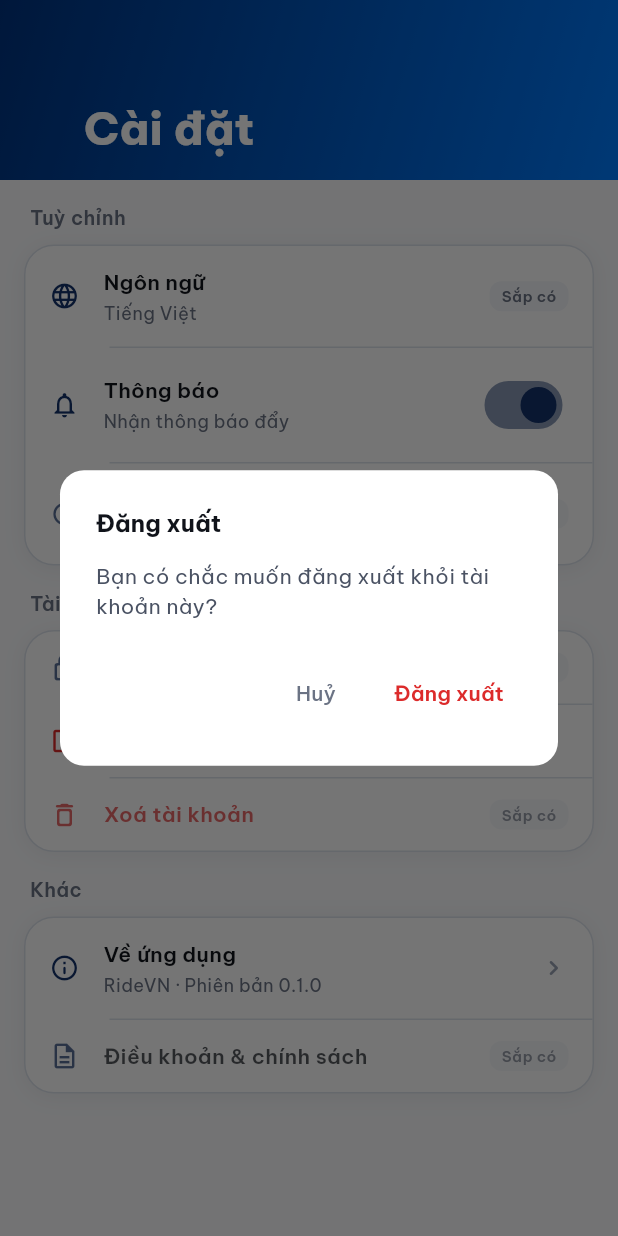
After one commit to minhtit-fpt/car_rental_app, a Flutter app: the SettingsScreen screen opened by its route, after a tap on "Đăng xuất", on a phone screen of 412 x 824 dp. The commit adds this screen. Run offline on Flutter 3.47's test engine with Material 3 defaults, Android fonts, the phone set to English and light mode, and no system bars; our stand-ins replace dio, drift, flutter_bloc, flutter_secure_storage, get_it, go_router and 3 more; missing offline and left inert: flutter_inappwebview; accounts and stored records are empty; generated files the repository leaves out were written again.

Commit message:
feat(settings): add settings screen with gear entry and /settings route
Centralized Settings on the 'Tôi' tab: gradient SliverAppBar, grouped
rows (language, notifications toggle, dark mode, change password,
logout, delete account, about). Real logout (with confirm) synced with
app_shell; unbuilt items show a 'Sắp có' chip instead of dead taps.
Adds shared showComingSoonSnack helper.

```diff
--- a/frontend/lib/core/router/profile_routes.dart
+++ b/frontend/lib/core/router/profile_routes.dart
@@ -1,9 +1,14 @@
 import 'package:go_router/go_router.dart';
 import 'package:frontend/features/profile/presentation/screens/edit_profile_screen.dart';
+import 'package:frontend/features/profile/presentation/screens/settings_screen.dart';
 
 final profileRoutes = [
   GoRoute(
     path: '/profile/edit',
     builder: (context, state) => const EditProfileScreen(),
   ),
+  GoRoute(
+    path: '/settings',
+    builder: (context, state) => const SettingsScreen(),
+  ),
 ];
--- a/frontend/lib/core/shell/app_shell.dart
+++ b/frontend/lib/core/shell/app_shell.dart
@@ -1,5 +1,6 @@
 import 'package:flutter/material.dart';
 import 'package:flutter_bloc/flutter_bloc.dart';
+import 'package:go_router/go_router.dart';
 import 'package:frontend/core/theme/app_colors.dart';
 import 'package:frontend/features/auth/presentation/cubit/auth_cubit.dart';
 import 'package:frontend/features/booking/presentation/screens/my_trips_screen.dart';
@@ -123,6 +124,14 @@ class _DashboardSelectorScreenState extends State<_DashboardSelectorScreen> {
         ),
         actions: [
           IconButton(
+            tooltip: 'Cài đặt',
+            icon: const Icon(
+              Icons.settings_outlined,
+              color: AppColors.darkText,
+            ),
+            onPressed: () => context.push('/settings'),
+          ),
+          IconButton(
             tooltip: 'Đăng xuất',
             icon: const Icon(Icons.logout_rounded, color: AppColors.darkText),
             onPressed: () => context.read<AuthCubit>().logout(),
--- /dev/null
+++ b/frontend/lib/features/profile/presentation/screens/settings_screen.dart
@@ -0,0 +1,376 @@
+import 'package:flutter/material.dart';
+import 'package:flutter/services.dart';
+import 'package:flutter_bloc/flutter_bloc.dart';
+import 'package:frontend/core/theme/app_colors.dart';
+import 'package:frontend/features/auth/presentation/cubit/auth_cubit.dart';
+import 'package:frontend/shared/utils/coming_soon.dart';
+
+/// Phiên bản hiển thị ở mục "Về ứng dụng". Đồng bộ thủ công với `pubspec.yaml`
+/// (chưa thêm package_info_plus để tránh dependency mới ở plan này).
+const String _appVersion = '0.1.0';
+
+/// Màn Cài đặt tập trung cho tab "Tôi". Các mục đã có hành vi thật (đăng xuất)
+/// chạy ngay; các mục chờ backend/feature khác hiển thị rõ "Sắp có" thay vì im
+/// lặng.
+class SettingsScreen extends StatefulWidget {
+  const SettingsScreen({super.key});
+
+  @override
+  State<SettingsScreen> createState() => _SettingsScreenState();
+}
+
+class _SettingsScreenState extends State<SettingsScreen> {
+  // Trạng thái cục bộ (chưa lưu BE) — placeholder cho preference thông báo.
+  bool _notificationsEnabled = true;
+
+  Future<void> _confirmLogout() async {
+    final confirmed = await showDialog<bool>(
+      context: context,
+      builder: (dialogContext) => AlertDialog(
+        backgroundColor: AppColors.surface,
+        shape: RoundedRectangleBorder(borderRadius: BorderRadius.circular(16)),
+        title: const Text(
+          'Đăng xuất',
+          style: TextStyle(
+            fontSize: 16,
+            fontWeight: FontWeight.bold,
+            color: AppColors.darkText,
+          ),
+        ),
+        content: const Text(
+          'Bạn có chắc muốn đăng xuất khỏi tài khoản này?',
+          style: TextStyle(fontSize: 14, color: AppColors.secondaryText),
+        ),
+        actions: [
+          TextButton(
+            onPressed: () => Navigator.of(dialogContext).pop(false),
+            child: const Text(
+              'Huỷ',
+              style: TextStyle(color: AppColors.mutedText),
+            ),
+          ),
+          TextButton(
+            onPressed: () => Navigator.of(dialogContext).pop(true),
+            child: const Text(
+              'Đăng xuất',
+              style: TextStyle(
+                color: AppColors.danger,
+                fontWeight: FontWeight.w600,
+              ),
+            ),
+          ),
+        ],
+      ),
+    );
+
+    if (confirmed == true && mounted) {
+      // Đồng bộ với logout ở app_shell: router tự redirect về /login khi
+      // AuthCubit phát trạng thái chưa đăng nhập (refreshListenable).
+      context.read<AuthCubit>().logout();
+    }
+  }
+
+  @override
+  Widget build(BuildContext context) {
+    return AnnotatedRegion<SystemUiOverlayStyle>(
+      value: SystemUiOverlayStyle.light,
+      child: Scaffold(
+        backgroundColor: AppColors.background,
+        body: CustomScrollView(
+          slivers: [
+            const _SettingsSliverAppBar(),
+            SliverToBoxAdapter(
+              child: Padding(
+                padding: const EdgeInsets.all(16),
+                child: Column(
+                  crossAxisAlignment: CrossAxisAlignment.start,
+                  children: [
+                    _SettingsSection(
+                      label: 'Tuỳ chỉnh',
+                      rows: [
+                        _SettingsRow(
+                          icon: Icons.language_outlined,
+                          title: 'Ngôn ngữ',
+                          subtitle: 'Tiếng Việt',
+                          trailing: const _ComingSoonChip(),
+                          onTap: () =>
+                              showComingSoonSnack(context, 'Đổi ngôn ngữ'),
+                        ),
+                        _SettingsRow(
+                          icon: Icons.notifications_outlined,
+                          title: 'Thông báo',
+                          subtitle: 'Nhận thông báo đẩy',
+                          trailing: Switch.adaptive(
+                            value: _notificationsEnabled,
+                            activeThumbColor: AppColors.primary,
+                            onChanged: (v) =>
+                                setState(() => _notificationsEnabled = v),
+                          ),
+                        ),
+                        _SettingsRow(
+                          icon: Icons.dark_mode_outlined,
+                          title: 'Giao diện tối',
+                          subtitle: 'Chế độ nền tối',
+                          trailing: const _ComingSoonChip(),
+                          // Disabled: chưa có hạ tầng đổi theme.
+                          onTap: null,
+                        ),
+                      ],
+                    ),
+                    const SizedBox(height: 16),
+                    _SettingsSection(
+                      label: 'Tài khoản',
+                      rows: [
+                        _SettingsRow(
+                          icon: Icons.lock_outline_rounded,
+                          title: 'Đổi mật khẩu',
+                          trailing: const _ComingSoonChip(),
+                          onTap: null,
+                        ),
+                        _SettingsRow(
+                          icon: Icons.logout_rounded,
+                          title: 'Đăng xuất',
+                          danger: true,
+                          onTap: _confirmLogout,
+                        ),
+                        _SettingsRow(
+                          icon: Icons.delete_outline_rounded,
+                          title: 'Xoá tài khoản',
+                          danger: true,
+                          trailing: const _ComingSoonChip(),
+                          onTap: null,
+                        ),
+                      ],
+                    ),
+                    const SizedBox(height: 16),
+                    _SettingsSection(
+                      label: 'Khác',
+                      rows: [
+                        _SettingsRow(
+                          icon: Icons.info_outline_rounded,
+                          title: 'Về ứng dụng',
+                          subtitle: 'RideVN · Phiên bản $_appVersion',
+                          onTap: () => showAboutDialog(
+                            context: context,
+                            applicationName: 'RideVN',
+                            applicationVersion: 'Phiên bản $_appVersion',
+                            applicationLegalese: '© 2026 RideVN',
+                          ),
+                        ),
+                        _SettingsRow(
+                          icon: Icons.description_outlined,
+                          title: 'Điều khoản & chính sách',
+                          trailing: const _ComingSoonChip(),
+                          onTap: null,
+                        ),
+                      ],
+                    ),
+                    const SizedBox(height: 24),
+                  ],
+                ),
+              ),
+            ),
+          ],
+        ),
+      ),
+    );
+  }
+}
+
+// ─────────────────────────────────────────────
+// Sliver App Bar — gradient renter
+// ─────────────────────────────────────────────
+
+class _SettingsSliverAppBar extends StatelessWidget {
+  const _SettingsSliverAppBar();
+
+  @override
+  Widget build(BuildContext context) {
+    return SliverAppBar(
+      pinned: true,
+      expandedHeight: 120,
+      backgroundColor: AppColors.primary,
+      foregroundColor: Colors.white,
+      surfaceTintColor: Colors.transparent,
+      systemOverlayStyle: SystemUiOverlayStyle.light,
+      flexibleSpace: FlexibleSpaceBar(
+        titlePadding: const EdgeInsetsDirectional.only(start: 56, bottom: 16),
+        title: const Text(
+          'Cài đặt',
+          style: TextStyle(
+            color: Colors.white,
+            fontSize: 20,
+            fontWeight: FontWeight.w800,
+          ),
+        ),
+        background: const DecoratedBox(
+          decoration: BoxDecoration(gradient: AppColors.renterHeaderGradient),
+        ),
+      ),
+    );
+  }
+}
+
+// ─────────────────────────────────────────────
+// Section card
+// ─────────────────────────────────────────────
+
+class _SettingsSection extends StatelessWidget {
+  const _SettingsSection({required this.label, required this.rows});
+
+  final String label;
+  final List<Widget> rows;
+
+  @override
+  Widget build(BuildContext context) {
+    return Column(
+      crossAxisAlignment: CrossAxisAlignment.start,
+      children: [
+        Padding(
+          padding: const EdgeInsets.only(left: 4, bottom: 8),
+          child: Text(
+            label,
+            style: const TextStyle(
+              fontSize: 13,
+              fontWeight: FontWeight.w600,
+              color: AppColors.mutedText,
+            ),
+          ),
+        ),
+        Container(
+          decoration: BoxDecoration(
+            color: AppColors.surface,
+            borderRadius: BorderRadius.circular(20),
+            border: Border.all(color: AppColors.border),
+            boxShadow: const [
+              BoxShadow(
+                color: AppColors.cardShadowColor,
+                blurRadius: 12,
+                offset: Offset(0, 2),
+              ),
+            ],
+          ),
+          child: Column(
+            children: [
+              for (var i = 0; i < rows.length; i++) ...[
+                if (i > 0)
+                  const Divider(height: 1, color: AppColors.border, indent: 56),
+                rows[i],
+              ],
+            ],
+          ),
+        ),
+      ],
+    );
+  }
+}
+
+// ─────────────────────────────────────────────
+// Row
+// ─────────────────────────────────────────────
+
+class _SettingsRow extends StatelessWidget {
+  const _SettingsRow({
+    required this.icon,
+    required this.title,
+    this.subtitle,
+    this.trailing,
+    this.onTap,
+    this.danger = false,
+  });
+
+  final IconData icon;
+  final String title;
+  final String? subtitle;
+  final Widget? trailing;
+  final VoidCallback? onTap;
+  final bool danger;
+
+  @override
+  Widget build(BuildContext context) {
+    final isDisabled = onTap == null && trailing is! Switch;
+    final iconColor = danger ? AppColors.danger : AppColors.primary;
+    final titleColor = danger ? AppColors.danger : AppColors.darkText;
+
+    // Trailing mặc định: chevron khi có hành vi và không có trailing tuỳ biến.
+    final effectiveTrailing =
+        trailing ??
+        (onTap != null
+            ? const Icon(
+                Icons.chevron_right_rounded,
+                size: 20,
+                color: AppColors.placeholderText,
+              )
+            : null);
+
+    return InkWell(
+      onTap: onTap,
+      borderRadius: BorderRadius.circular(20),
+      child: Opacity(
+        opacity: isDisabled ? 0.7 : 1,
+        child: Padding(
+          padding: const EdgeInsets.symmetric(horizontal: 16, vertical: 14),
+          child: Row(
+            children: [
+              Icon(icon, size: 20, color: iconColor),
+              const SizedBox(width: 16),
+              Expanded(
+                child: Column(
+                  crossAxisAlignment: CrossAxisAlignment.start,
+                  children: [
+                    Text(
+                      title,
+                      style: TextStyle(
+                        fontSize: 14,
+                        fontWeight: FontWeight.w600,
+                        color: titleColor,
+                      ),
+                    ),
+                    if (subtitle != null) ...[
+                      const SizedBox(height: 2),
+                      Text(
+                        subtitle!,
+                        style: const TextStyle(
+                          fontSize: 12,
+                          color: AppColors.mutedText,
+                        ),
+                      ),
+                    ],
+                  ],
+                ),
+              ),
+              if (effectiveTrailing != null) ...[
+                const SizedBox(width: 8),
+                effectiveTrailing,
+              ],
+            ],
+          ),
+        ),
+      ),
+    );
+  }
+}
+
+/// Nhãn "Sắp có" cho các mục chưa nối backend/feature khác.
+class _ComingSoonChip extends StatelessWidget {
+  const _ComingSoonChip();
+
+  @override
+  Widget build(BuildContext context) {
+    return Container(
+      padding: const EdgeInsets.symmetric(horizontal: 8, vertical: 3),
+      decoration: BoxDecoration(
+        color: AppColors.surfaceSunken,
+        borderRadius: BorderRadius.circular(8),
+      ),
+      child: const Text(
+        'Sắp có',
+        style: TextStyle(
+          fontSize: 10,
+          fontWeight: FontWeight.w600,
+          color: AppColors.mutedText,
+        ),
+      ),
+    );
+  }
+}
--- /dev/null
+++ b/frontend/lib/shared/utils/coming_soon.dart
@@ -0,0 +1,15 @@
+import 'package:flutter/material.dart';
+
+/// Hiển thị SnackBar "`feature` sắp có" cho các điểm chạm chưa nối
+/// backend / feature khác. Dùng thay cho `onTap: () {}` rỗng câm để người dùng
+/// luôn nhận phản hồi rõ ràng.
+void showComingSoonSnack(BuildContext context, String feature) {
+  ScaffoldMessenger.of(context)
+    ..hideCurrentSnackBar()
+    ..showSnackBar(
+      SnackBar(
+        content: Text('$feature sắp có'),
+        behavior: SnackBarBehavior.floating,
+      ),
+    );
+}
```
